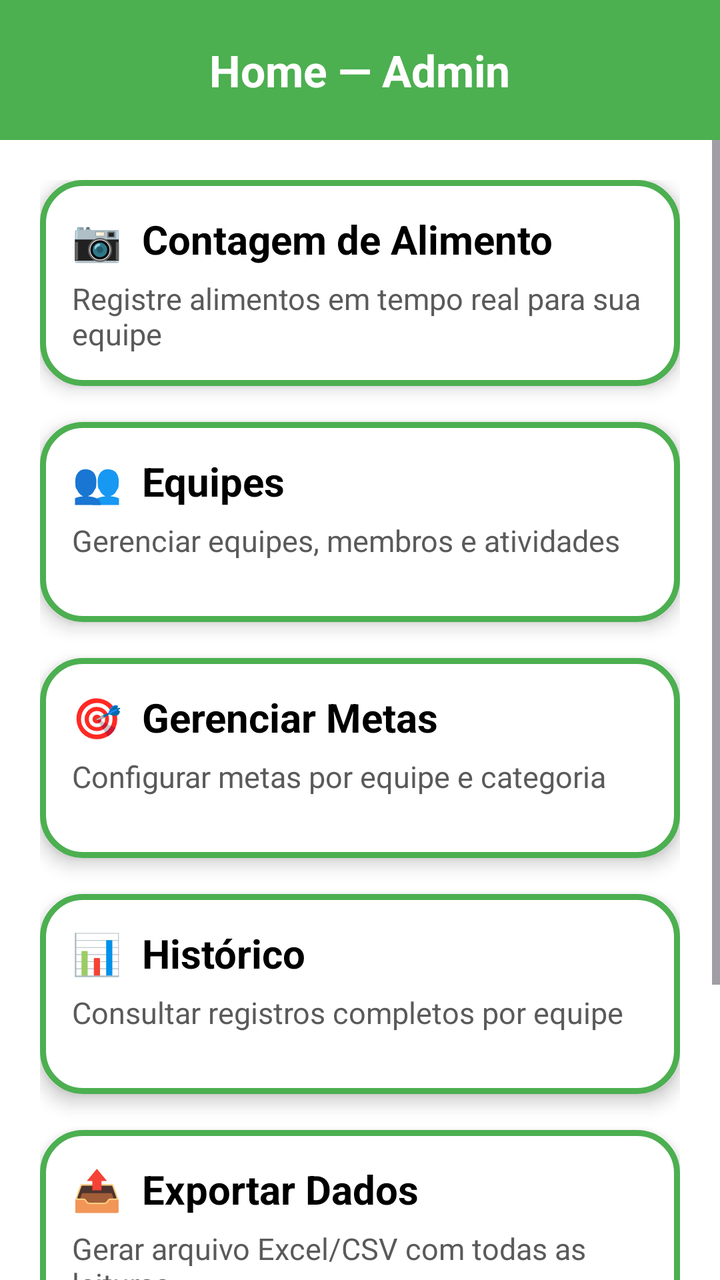
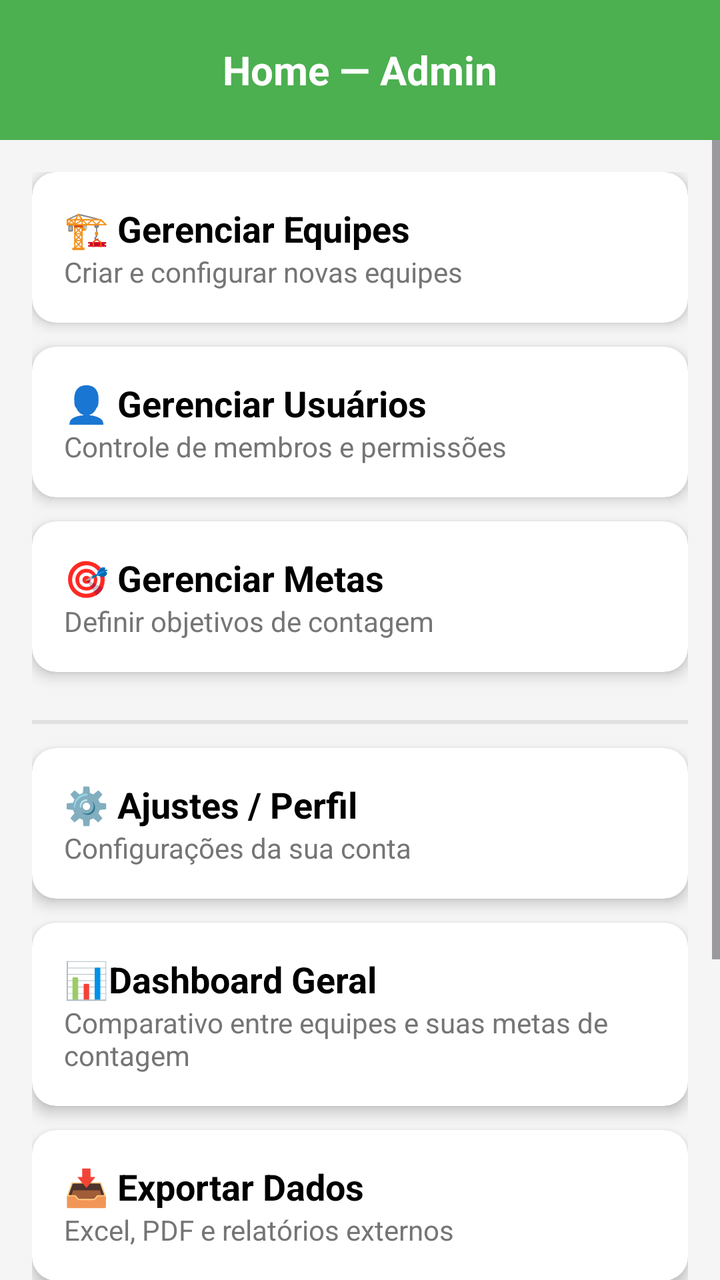

Screens rendered from an Android XML layout before and after an edit, with the pre-edit source and the edit as a unified diff.
<!-- AndroidManifest.xml: application theme Theme.LEContagem -->
<!-- res/layout/homeadmin.xml -->
<?xml version="1.0" encoding="utf-8"?>
<androidx.constraintlayout.widget.ConstraintLayout xmlns:android="http://schemas.android.com/apk/res/android"
    xmlns:app="http://schemas.android.com/apk/res-auto"
    xmlns:tools="http://schemas.android.com/tools"
    android:layout_width="match_parent"
    android:layout_height="match_parent"
    android:background="#FFFFFF"
    tools:context=".HomeAdminActivity">

    
    <LinearLayout
        android:id="@+id/topBar"
        android:layout_width="0dp"
        android:layout_height="70dp"
        android:background="#4CAF50"
        android:gravity="center"
        android:paddingHorizontal="16dp"
        app:layout_constraintTop_toTopOf="parent"
        app:layout_constraintStart_toStartOf="parent"
        app:layout_constraintEnd_toEndOf="parent">

        <TextView
            android:id="@+id/txtHome"
            android:layout_width="wrap_content"
            android:layout_height="wrap_content"
            android:text="Home — Admin"
            android:textColor="#FFFFFF"
            android:textSize="22sp"
            android:textStyle="bold" />
    </LinearLayout>

    
    <ScrollView
        android:layout_width="0dp"
        android:layout_height="0dp"
        android:padding="0dp"
        app:layout_constraintTop_toBottomOf="@id/topBar"
        app:layout_constraintBottom_toBottomOf="parent"
        app:layout_constraintStart_toStartOf="parent"
        app:layout_constraintEnd_toEndOf="parent">

        <LinearLayout
            android:id="@+id/containerCards"
            android:orientation="vertical"
            android:padding="20dp"
            android:layout_width="match_parent"
            android:layout_height="wrap_content">

            
            <LinearLayout
                android:id="@+id/cardCamera"
                android:layout_width="match_parent"
                android:layout_height="wrap_content"
                android:minHeight="100dp"
                android:orientation="vertical"
                android:background="@drawable/card_equipes"
                android:padding="16dp"
                android:elevation="5dp"
                android:layout_marginBottom="18dp">

                <TextView
                    android:layout_width="wrap_content"
                    android:layout_height="wrap_content"
                    android:text="📷  Contagem de Alimento"
                    android:textSize="20sp"
                    android:textStyle="bold"
                    android:textColor="#000000"
                    android:layout_marginBottom="6dp" />

                <TextView
                    android:layout_width="wrap_content"
                    android:layout_height="wrap_content"
                    android:text="Registre alimentos em tempo real para sua equipe"
                    android:textSize="15sp"
                    android:textColor="#5A5A5A" />
            </LinearLayout>

            
            <LinearLayout
                android:id="@+id/cardEquipe"
                android:layout_width="match_parent"
                android:layout_height="wrap_content"
                android:minHeight="100dp"
                android:orientation="vertical"
                android:background="@drawable/card_equipes"
                android:padding="16dp"
                android:elevation="5dp"
                android:layout_marginBottom="18dp">

                <TextView
                    android:layout_width="wrap_content"
                    android:layout_height="wrap_content"
                    android:text="👥  Equipes"
                    android:textSize="20sp"
                    android:textStyle="bold"
                    android:textColor="#000000"
                    android:layout_marginBottom="6dp" />

                <TextView
                    android:layout_width="wrap_content"
                    android:layout_height="wrap_content"
                    android:text="Gerenciar equipes, membros e atividades"
                    android:textSize="15sp"
                    android:textColor="#5A5A5A" />
            </LinearLayout>

            
            <LinearLayout
                android:id="@+id/cardMetas"
                android:layout_width="match_parent"
                android:layout_height="wrap_content"
                android:minHeight="100dp"
                android:orientation="vertical"
                android:background="@drawable/card_equipes"
                android:padding="16dp"
                android:elevation="5dp"
                android:layout_marginBottom="18dp">

                <TextView
                    android:layout_width="wrap_content"
                    android:layout_height="wrap_content"
                    android:text="🎯  Gerenciar Metas"
                    android:textSize="20sp"
                    android:textStyle="bold"
                    android:textColor="#000000"
                    android:layout_marginBottom="6dp" />

                <TextView
                    android:layout_width="wrap_content"
                    android:layout_height="wrap_content"
                    android:text="Configurar metas por equipe e categoria"
                    android:textSize="15sp"
                    android:textColor="#5A5A5A" />
            </LinearLayout>

            
            <LinearLayout
                android:id="@+id/cardHistorico"
                android:layout_width="match_parent"
                android:layout_height="wrap_content"
                android:minHeight="100dp"
                android:orientation="vertical"
                android:background="@drawable/card_equipes"
                android:padding="16dp"
                android:elevation="5dp"
                android:layout_marginBottom="18dp">

                <TextView
                    android:layout_width="wrap_content"
                    android:layout_height="wrap_content"
                    android:text="📊  Histórico"
                    android:textSize="20sp"
                    android:textStyle="bold"
                    android:textColor="#000000"
                    android:layout_marginBottom="6dp" />

                <TextView
                    android:layout_width="wrap_content"
                    android:layout_height="wrap_content"
                    android:text="Consultar registros completos por equipe"
                    android:textSize="15sp"
                    android:textColor="#5A5A5A" />
            </LinearLayout>

            
            <LinearLayout
                android:id="@+id/cardExportar"
                android:layout_width="match_parent"
                android:layout_height="wrap_content"
                android:minHeight="100dp"
                android:orientation="vertical"
                android:background="@drawable/card_equipes"
                android:padding="16dp"
                android:elevation="5dp"
                android:layout_marginBottom="18dp">

                <TextView
                    android:layout_width="wrap_content"
                    android:layout_height="wrap_content"
                    android:text="📤  Exportar Dados"
                    android:textSize="20sp"
                    android:textStyle="bold"
                    android:textColor="#000000"
                    android:layout_marginBottom="6dp" />

                <TextView
                    android:layout_width="wrap_content"
                    android:layout_height="wrap_content"
                    android:text="Gerar arquivo Excel/CSV com todas as leituras"
                    android:textSize="15sp"
                    android:textColor="#5A5A5A" />
            </LinearLayout>

            
            <LinearLayout
                android:id="@+id/cardPerfil"
                android:layout_width="match_parent"
                android:layout_height="wrap_content"
                android:minHeight="100dp"
                android:orientation="vertical"
                android:background="@drawable/card_equipes"
                android:padding="16dp"
                android:elevation="5dp"
                android:layout_marginBottom="30dp">

                <TextView
                    android:layout_width="wrap_content"
                    android:layout_height="wrap_content"
                    android:text="👤  Perfil do Usuário"
                    android:textSize="20sp"
                    android:textStyle="bold"
                    android:textColor="#000000"
                    android:layout_marginBottom="6dp" />

                <TextView
                    android:layout_width="wrap_content"
                    android:layout_height="wrap_content"
                    android:text="Editar informações pessoais e configurações"
                    android:textSize="15sp"
                    android:textColor="#5A5A5A" />
            </LinearLayout>

        </LinearLayout>

    </ScrollView>

</androidx.constraintlayout.widget.ConstraintLayout>
<!-- resources referenced by this layout -->
<resources>
  <!-- drawable card_equipes (drawable) -->
  <?xml version="1.0" encoding="utf-8"?>
  <shape xmlns:android="http://schemas.android.com/apk/res/android">
      <solid android:color="#FFFFFF"/>
      <corners android:radius="20dp"/>
      <padding android:left="16dp" android:top="16dp" android:right="16dp" android:bottom="16dp"/>
      <stroke android:width="3dp" android:color="#4CAF50"/>
  </shape>
  <style name="Theme.LEContagem" parent="Base.Theme.LEContagem" />
  <style name="Base.Theme.LEContagem" parent="Theme.Material3.DayNight.NoActionBar">
          
          
      </style>
</resources>

<!-- the commit's change to res/layout/homeadmin.xml (unified diff, before → after) -->
@@ -1,227 +1,209 @@
 <?xml version="1.0" encoding="utf-8"?>
-<androidx.constraintlayout.widget.ConstraintLayout xmlns:android="http://schemas.android.com/apk/res/android"
+<androidx.constraintlayout.widget.ConstraintLayout
+    xmlns:android="http://schemas.android.com/apk/res/android"
     xmlns:app="http://schemas.android.com/apk/res-auto"
-    xmlns:tools="http://schemas.android.com/tools"
     android:layout_width="match_parent"
     android:layout_height="match_parent"
-    android:background="#FFFFFF"
-    tools:context=".HomeAdminActivity">
-
-    
-    <LinearLayout
+    android:background="#F5F5F5">
+
+    <com.google.android.material.appbar.MaterialToolbar
         android:id="@+id/topBar"
         android:layout_width="0dp"
         android:layout_height="70dp"
         android:background="#4CAF50"
-        android:gravity="center"
-        android:paddingHorizontal="16dp"
-        app:layout_constraintTop_toTopOf="parent"
+        android:elevation="4dp"
+        app:layout_constraintEnd_toEndOf="parent"
         app:layout_constraintStart_toStartOf="parent"
-        app:layout_constraintEnd_toEndOf="parent">
+        app:layout_constraintTop_toTopOf="parent">
 
         <TextView
-            android:id="@+id/txtHome"
             android:layout_width="wrap_content"
             android:layout_height="wrap_content"
+            android:layout_gravity="center"
             android:text="Home — Admin"
             android:textColor="#FFFFFF"
-            android:textSize="22sp"
+            android:textSize="20sp"
             android:textStyle="bold" />
-    </LinearLayout>
-
-    
+    </com.google.android.material.appbar.MaterialToolbar>
+
     <ScrollView
+        android:id="@+id/scrollView"
         android:layout_width="0dp"
         android:layout_height="0dp"
-        android:padding="0dp"
-        app:layout_constraintTop_toBottomOf="@id/topBar"
+        android:fillViewport="true"
         app:layout_constraintBottom_toBottomOf="parent"
+        app:layout_constraintEnd_toEndOf="parent"
         app:layout_constraintStart_toStartOf="parent"
-        app:layout_constraintEnd_toEndOf="parent">
+        app:layout_constraintTop_toBottomOf="@id/topBar">
 
         <LinearLayout
-            android:id="@+id/containerCards"
+            android:layout_width="match_parent"
+            android:layout_height="wrap_content"
             android:orientation="vertical"
-            android:padding="20dp"
-            android:layout_width="match_parent"
-            android:layout_height="wrap_content">
-
-            
-            <LinearLayout
+            android:padding="16dp">
+
+            <androidx.cardview.widget.CardView
+                android:id="@+id/cardGerenciarEquipes"
+                android:layout_width="match_parent"
+                android:layout_height="wrap_content"
+                android:layout_marginBottom="12dp"
+                app:cardCornerRadius="12dp"
+                app:cardElevation="4dp">
+                <LinearLayout
+                    android:layout_width="match_parent"
+                    android:layout_height="wrap_content"
+                    android:background="?attr/selectableItemBackground"
+                    android:orientation="vertical"
+                    android:padding="16dp">
+                    <TextView android:layout_width="wrap_content" android:layout_height="wrap_content"
+                        android:text="🏗️ Gerenciar Equipes" android:textColor="#000" android:textSize="18sp" android:textStyle="bold" />
+                    <TextView android:layout_width="wrap_content" android:layout_height="wrap_content"
+                        android:text="Criar e configurar novas equipes" android:textColor="#757575" />
+                </LinearLayout>
+            </androidx.cardview.widget.CardView>
+
+            <androidx.cardview.widget.CardView
+                android:id="@+id/cardGerenciarUsuarios"
+                android:layout_width="match_parent"
+                android:layout_height="wrap_content"
+                android:layout_marginBottom="12dp"
+                app:cardCornerRadius="12dp"
+                app:cardElevation="4dp">
+                <LinearLayout
+                    android:layout_width="match_parent"
+                    android:layout_height="wrap_content"
+                    android:background="?attr/selectableItemBackground"
+                    android:orientation="vertical"
+                    android:padding="16dp">
+                    <TextView android:layout_width="wrap_content" android:layout_height="wrap_content"
+                        android:text="👤 Gerenciar Usuários" android:textColor="#000" android:textSize="18sp" android:textStyle="bold" />
+                    <TextView android:layout_width="wrap_content" android:layout_height="wrap_content"
+                        android:text="Controle de membros e permissões" android:textColor="#757575" />
+                </LinearLayout>
+            </androidx.cardview.widget.CardView>
+
+            <androidx.cardview.widget.CardView
+                android:id="@+id/cardGerenciarMetas"
+                android:layout_width="match_parent"
+                android:layout_height="wrap_content"
+                android:layout_marginBottom="12dp"
+                app:cardCornerRadius="12dp"
+                app:cardElevation="4dp">
+                <LinearLayout
+                    android:layout_width="match_parent"
+                    android:layout_height="wrap_content"
+                    android:background="?attr/selectableItemBackground"
+                    android:orientation="vertical"
+                    android:padding="16dp">
+                    <TextView android:layout_width="wrap_content" android:layout_height="wrap_content"
+                        android:text="🎯 Gerenciar Metas" android:textColor="#000" android:textSize="18sp" android:textStyle="bold" />
+                    <TextView android:layout_width="wrap_content" android:layout_height="wrap_content"
+                        android:text="Definir objetivos de contagem" android:textColor="#757575" />
+                </LinearLayout>
+            </androidx.cardview.widget.CardView>
+
+            <View android:layout_width="match_parent" android:layout_height="2dp" android:layout_marginVertical="12dp" android:background="#E0E0E0" />
+
+            <androidx.cardview.widget.CardView
+                android:id="@+id/cardPerfil"
+                android:layout_width="match_parent"
+                android:layout_height="wrap_content"
+                android:layout_marginBottom="12dp"
+                app:cardCornerRadius="12dp"
+                app:cardElevation="4dp">
+                <LinearLayout
+                    android:layout_width="match_parent"
+                    android:layout_height="wrap_content"
+                    android:background="?attr/selectableItemBackground"
+                    android:orientation="vertical"
+                    android:padding="16dp">
+                    <TextView android:layout_width="wrap_content" android:layout_height="wrap_content"
+                        android:text="⚙️ Ajustes / Perfil" android:textColor="#000" android:textSize="18sp" android:textStyle="bold" />
+                    <TextView android:layout_width="wrap_content" android:layout_height="wrap_content"
+                        android:text="Configurações da sua conta" android:textColor="#757575" />
+                </LinearLayout>
+            </androidx.cardview.widget.CardView>
+
+            <androidx.cardview.widget.CardView
+                android:id="@+id/cardHistorico"
+                android:layout_width="match_parent"
+                android:layout_height="wrap_content"
+                android:layout_marginBottom="12dp"
+                app:cardCornerRadius="12dp"
+                app:cardElevation="4dp">
+                <LinearLayout
+                    android:layout_width="match_parent"
+                    android:layout_height="wrap_content"
+                    android:background="?attr/selectableItemBackground"
+                    android:orientation="vertical"
+                    android:padding="16dp">
+                    <TextView android:layout_width="wrap_content" android:layout_height="wrap_content"
+                        android:text="📊Dashboard Geral" android:textColor="#000" android:textSize="18sp" android:textStyle="bold" />
+                    <TextView android:layout_width="wrap_content" android:layout_height="wrap_content"
+                        android:text="Comparativo entre equipes e suas metas de contagem" android:textColor="#757575" />
+                </LinearLayout>
+            </androidx.cardview.widget.CardView>
+
+            <androidx.cardview.widget.CardView
+                android:id="@+id/cardExportar"
+                android:layout_width="match_parent"
+                android:layout_height="wrap_content"
+                android:layout_marginBottom="12dp"
+                app:cardCornerRadius="12dp"
+                app:cardElevation="4dp">
+                <LinearLayout
+                    android:layout_width="match_parent"
+                    android:layout_height="wrap_content"
+                    android:background="?attr/selectableItemBackground"
+                    android:orientation="vertical"
+                    android:padding="16dp">
+                    <TextView android:layout_width="wrap_content" android:layout_height="wrap_content"
+                        android:text="📥 Exportar Dados" android:textColor="#000" android:textSize="18sp" android:textStyle="bold" />
+                    <TextView android:layout_width="wrap_content" android:layout_height="wrap_content"
+                        android:text="Excel, PDF e relatórios externos" android:textColor="#757575" />
+                </LinearLayout>
+            </androidx.cardview.widget.CardView>
+
+            <androidx.cardview.widget.CardView
+                android:id="@+id/cardEquipe"
+                android:layout_width="match_parent"
+                android:layout_height="wrap_content"
+                android:layout_marginBottom="12dp"
+                app:cardCornerRadius="12dp"
+                app:cardElevation="4dp">
+                <LinearLayout
+                    android:layout_width="match_parent"
+                    android:layout_height="wrap_content"
+                    android:background="?attr/selectableItemBackground"
+                    android:orientation="vertical"
+                    android:padding="16dp">
+                    <TextView android:layout_width="wrap_content" android:layout_height="wrap_content"
+                        android:text="👥 Minha Equipe" android:textColor="#000" android:textSize="18sp" android:textStyle="bold" />
+                    <TextView android:layout_width="wrap_content" android:layout_height="wrap_content"
+                        android:text="Selecionar sua equipe de trabalho" android:textColor="#757575" />
+                </LinearLayout>
+            </androidx.cardview.widget.CardView>
+
+            <androidx.cardview.widget.CardView
                 android:id="@+id/cardCamera"
                 android:layout_width="match_parent"
                 android:layout_height="wrap_content"
-                android:minHeight="100dp"
-                android:orientation="vertical"
-                android:background="@drawable/card_equipes"
-                android:padding="16dp"
-                android:elevation="5dp"
-                android:layout_marginBottom="18dp">
-
-                <TextView
-                    android:layout_width="wrap_content"
-                    android:layout_height="wrap_content"
-                    android:text="📷  Contagem de Alimento"
-                    android:textSize="20sp"
-                    android:textStyle="bold"
-                    android:textColor="#000000"
-                    android:layout_marginBottom="6dp" />
-
-                <TextView
-                    android:layout_width="wrap_content"
-                    android:layout_height="wrap_content"
-                    android:text="Registre alimentos em tempo real para sua equipe"
-                    android:textSize="15sp"
-                    android:textColor="#5A5A5A" />
-            </LinearLayout>
-
-            
-            <LinearLayout
-                android:id="@+id/cardEquipe"
-                android:layout_width="match_parent"
-                android:layout_height="wrap_content"
-                android:minHeight="100dp"
-                android:orientation="vertical"
-                android:background="@drawable/card_equipes"
-                android:padding="16dp"
-                android:elevation="5dp"
-                android:layout_marginBottom="18dp">
-
-                <TextView
-                    android:layout_width="wrap_content"
-                    android:layout_height="wrap_content"
-                    android:text="👥  Equipes"
-                    android:textSize="20sp"
-                    android:textStyle="bold"
-                    android:textColor="#000000"
-                    android:layout_marginBottom="6dp" />
-
-                <TextView
-                    android:layout_width="wrap_content"
-                    android:layout_height="wrap_content"
-                    android:text="Gerenciar equipes, membros e atividades"
-                    android:textSize="15sp"
-                    android:textColor="#5A5A5A" />
-            </LinearLayout>
-
-            
-            <LinearLayout
-                android:id="@+id/cardMetas"
-                android:layout_width="match_parent"
-                android:layout_height="wrap_content"
-                android:minHeight="100dp"
-                android:orientation="vertical"
-                android:background="@drawable/card_equipes"
-                android:padding="16dp"
-                android:elevation="5dp"
-                android:layout_marginBottom="18dp">
-
-                <TextView
-                    android:layout_width="wrap_content"
-                    android:layout_height="wrap_content"
-                    android:text="🎯  Gerenciar Metas"
-                    android:textSize="20sp"
-                    android:textStyle="bold"
-                    android:textColor="#000000"
-                    android:layout_marginBottom="6dp" />
-
-                <TextView
-                    android:layout_width="wrap_content"
-                    android:layout_height="wrap_content"
-                    android:text="Configurar metas por equipe e categoria"
-                    android:textSize="15sp"
-                    android:textColor="#5A5A5A" />
-            </LinearLayout>
-
-            
-            <LinearLayout
-                android:id="@+id/cardHistorico"
-                android:layout_width="match_parent"
-                android:layout_height="wrap_content"
-                android:minHeight="100dp"
-                android:orientation="vertical"
-                android:background="@drawable/card_equipes"
-                android:padding="16dp"
-                android:elevation="5dp"
-                android:layout_marginBottom="18dp">
-
-                <TextView
-                    android:layout_width="wrap_content"
-                    android:layout_height="wrap_content"
-                    android:text="📊  Histórico"
-                    android:textSize="20sp"
-                    android:textStyle="bold"
-                    android:textColor="#000000"
-                    android:layout_marginBottom="6dp" />
-
-                <TextView
-                    android:layout_width="wrap_content"
-                    android:layout_height="wrap_content"
-                    android:text="Consultar registros completos por equipe"
-                    android:textSize="15sp"
-                    android:textColor="#5A5A5A" />
-            </LinearLayout>
-
-            
-            <LinearLayout
-                android:id="@+id/cardExportar"
-                android:layout_width="match_parent"
-                android:layout_height="wrap_content"
-                android:minHeight="100dp"
-                android:orientation="vertical"
-                android:background="@drawable/card_equipes"
-                android:padding="16dp"
-                android:elevation="5dp"
-                android:layout_marginBottom="18dp">
-
-                <TextView
-                    android:layout_width="wrap_content"
-                    android:layout_height="wrap_content"
-                    android:text="📤  Exportar Dados"
-                    android:textSize="20sp"
-                    android:textStyle="bold"
-                    android:textColor="#000000"
-                    android:layout_marginBottom="6dp" />
-
-                <TextView
-                    android:layout_width="wrap_content"
-                    android:layout_height="wrap_content"
-                    android:text="Gerar arquivo Excel/CSV com todas as leituras"
-                    android:textSize="15sp"
-                    android:textColor="#5A5A5A" />
-            </LinearLayout>
-
-            
-            <LinearLayout
-                android:id="@+id/cardPerfil"
-                android:layout_width="match_parent"
-                android:layout_height="wrap_content"
-                android:minHeight="100dp"
-                android:orientation="vertical"
-                android:background="@drawable/card_equipes"
-                android:padding="16dp"
-                android:elevation="5dp"
-                android:layout_marginBottom="30dp">
-
-                <TextView
-                    android:layout_width="wrap_content"
-                    android:layout_height="wrap_content"
-                    android:text="👤  Perfil do Usuário"
-                    android:textSize="20sp"
-                    android:textStyle="bold"
-                    android:textColor="#000000"
-                    android:layout_marginBottom="6dp" />
-
-                <TextView
-                    android:layout_width="wrap_content"
-                    android:layout_height="wrap_content"
-                    android:text="Editar informações pessoais e configurações"
-                    android:textSize="15sp"
-                    android:textColor="#5A5A5A" />
-            </LinearLayout>
+                android:layout_marginBottom="32dp"
+                app:cardCornerRadius="12dp"
+                app:cardElevation="4dp">
+                <LinearLayout
+                    android:layout_width="match_parent"
+                    android:layout_height="wrap_content"
+                    android:background="?attr/selectableItemBackground"
+                    android:orientation="vertical"
+                    android:padding="16dp">
+                    <TextView android:layout_width="wrap_content" android:layout_height="wrap_content"
+                        android:text="📷 Iniciar Contagem" android:textColor="#000" android:textSize="18sp" android:textStyle="bold" />
+                    <TextView android:layout_width="wrap_content" android:layout_height="wrap_content"
+                        android:text="Abrir câmera para registro" android:textColor="#757575" />
+                </LinearLayout>
+            </androidx.cardview.widget.CardView>
 
         </LinearLayout>
-
     </ScrollView>
-
 </androidx.constraintlayout.widget.ConstraintLayout>
<!-- resource entries referenced after the edit -->
@@ -1,13 +1,5 @@
 <!-- resources referenced by this layout -->
 <resources>
-  <!-- drawable card_equipes (drawable) -->
-  <?xml version="1.0" encoding="utf-8"?>
-  <shape xmlns:android="http://schemas.android.com/apk/res/android">
-      <solid android:color="#FFFFFF"/>
-      <corners android:radius="20dp"/>
-      <padding android:left="16dp" android:top="16dp" android:right="16dp" android:bottom="16dp"/>
-      <stroke android:width="3dp" android:color="#4CAF50"/>
-  </shape>
   <style name="Theme.LEContagem" parent="Base.Theme.LEContagem" />
   <style name="Base.Theme.LEContagem" parent="Theme.Material3.DayNight.NoActionBar">
           
